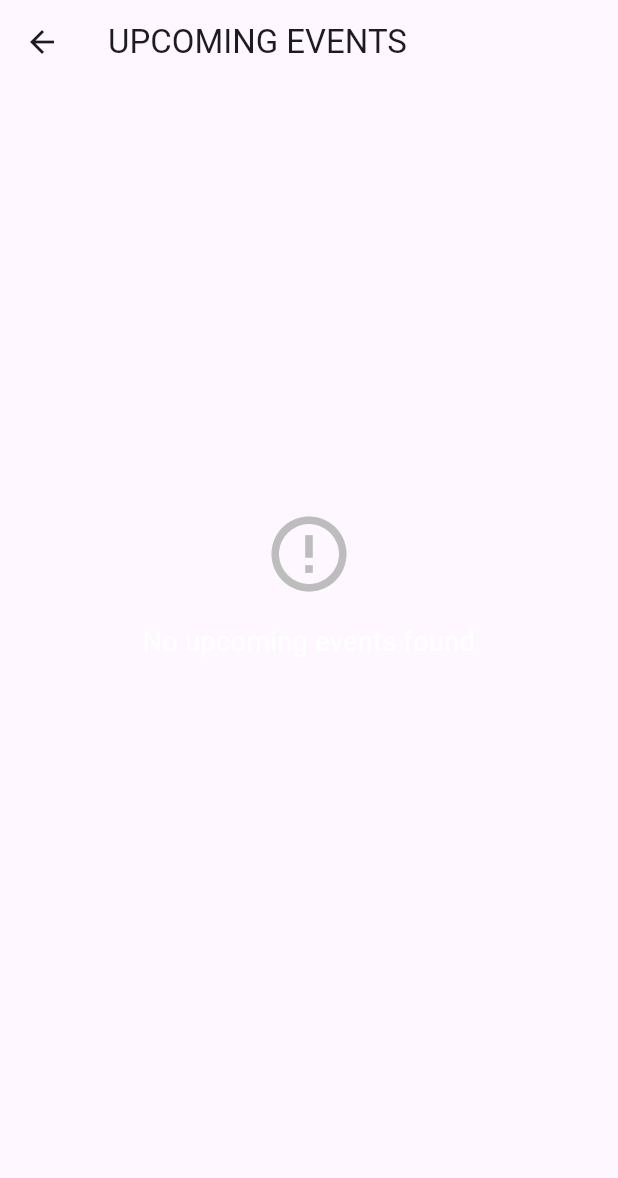
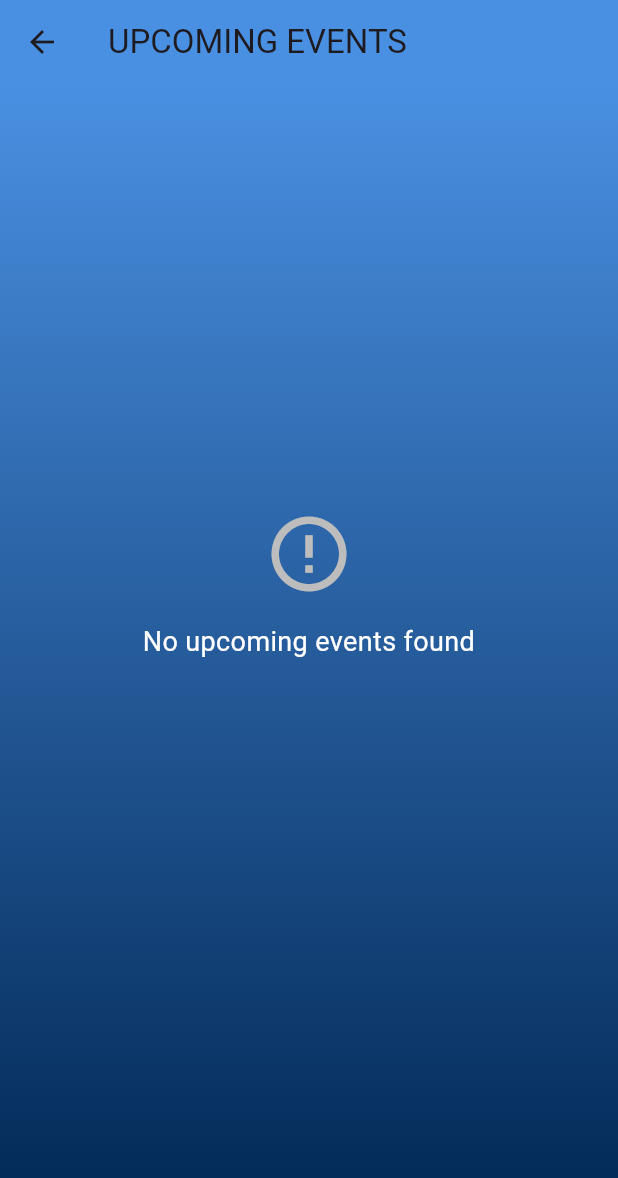
Before and after one commit to RohitSth/xploverse_flutter, a Flutter app: the EventsScreen screen opened directly, on a phone screen of 412 x 824 dp. Shown: the top 1178 px of the screen. Run offline on Flutter 3.47's test engine with Material 3 defaults, Android fonts, the phone set to English and light mode, and no system bars; our stand-ins replace cloud_firestore, firebase_auth, firebase_core, firebase_storage, flutter_compass, flutter_dotenv and 12 more; accounts and stored records are empty; generated files the repository leaves out were written again; network calls fail.

Commit message:
update :: updated the gradients and the colors of search bar in maps page

```diff
--- a/lib/features/event/presentation/view/event_screen.dart
+++ b/lib/features/event/presentation/view/event_screen.dart
@@ -13,10 +13,33 @@ class EventsScreen extends ConsumerWidget {
 
     return Scaffold(
       appBar: AppBar(
+        backgroundColor: isDarkMode
+            ? const Color.fromARGB(255, 0, 0, 0)
+            : const Color(0xFF4A90E2),
         title: const Text('UPCOMING EVENTS'),
         elevation: 0,
       ),
-      body: Column(
+      body: Stack(
+        children: [
+          // Background Gradient
+          Container(
+            decoration: BoxDecoration(
+              gradient: LinearGradient(
+                colors: isDarkMode
+                    ? [
+                        const Color.fromARGB(255, 0, 0, 0),
+                        const Color.fromARGB(255, 0, 38, 82),
+                      ]
+                    : [
+                        const Color(0xFF4A90E2),
+                        const Color.fromARGB(255, 0, 38, 82),
+                      ],
+                begin: Alignment.topCenter,
+                end: Alignment.bottomCenter,
+              ),
+            ),
+          ),
+          Column(
             children: [
               Expanded(
                 child: StreamBuilder<QuerySnapshot>(
@@ -42,7 +65,8 @@ class EventsScreen extends ConsumerWidget {
 
                     return GridView.builder(
                       padding: const EdgeInsets.all(8.0),
-                  gridDelegate: const SliverGridDelegateWithFixedCrossAxisCount(
+                      gridDelegate:
+                          const SliverGridDelegateWithFixedCrossAxisCount(
                         crossAxisCount: 2, // Two events per row
                         crossAxisSpacing: 8.0, // Space between columns
                         mainAxisSpacing: 8.0, // Space between rows
@@ -50,8 +74,8 @@ class EventsScreen extends ConsumerWidget {
                       ),
                       itemCount: filteredEvents.length,
                       itemBuilder: (context, index) {
-                    final eventData =
-                        filteredEvents[index].data() as Map<String, dynamic>;
+                        final eventData = filteredEvents[index].data()
+                            as Map<String, dynamic>;
                         final eventId = filteredEvents[index].id;
 
                         return _buildEventCard(
@@ -61,7 +85,9 @@ class EventsScreen extends ConsumerWidget {
                   },
                 ),
               ),
-          SizedBox(height: 100), // Add a 100px gap here
+              const SizedBox(height: 100), // Add a 100px gap here
+            ],
+          ),
         ],
       ),
     );
--- a/lib/features/event/presentation/view/tickets_view/events_dashboard.dart
+++ b/lib/features/event/presentation/view/tickets_view/events_dashboard.dart
@@ -21,7 +21,7 @@ class ProfileDashboard extends StatelessWidget {
       appBar: AppBar(
         backgroundColor: isDarkMode
             ? const Color.fromARGB(255, 0, 0, 0)
-            : const Color(0xFF4A90E2), // Keep app bar color
+            : const Color(0xFF4A90E2),
         title: const Text(
           'My Bookings',
           style: TextStyle(fontWeight: FontWeight.bold),
--- a/lib/features/home/presentation/view/bottom_view/profile_screen.dart
+++ b/lib/features/home/presentation/view/bottom_view/profile_screen.dart
@@ -177,7 +177,7 @@ class _ProfileScreenState extends State<ProfileScreen> {
   Widget build(BuildContext context) {
     final isDarkMode = Theme.of(context).brightness == Brightness.dark;
     final backgroundColor = isDarkMode ? Colors.black : Colors.grey[50];
-    final cardColor = isDarkMode ? Colors.grey[850] : Colors.white;
+    final cardColor = isDarkMode ? Colors.grey[900] : Colors.white;
     final textColor = isDarkMode ? Colors.white : Colors.black;
 
     return Scaffold(
--- a/lib/features/home/presentation/view/home_screen.dart
+++ b/lib/features/home/presentation/view/home_screen.dart
@@ -207,9 +207,7 @@ class _HomeScreenState extends ConsumerState<HomeScreen> {
                                         listOfIcons[index],
                                         size: iconSize,
                                         color: index == _currentIndex
-                                            ? (_isDarkMode
-                                                ? Colors.white
-                                                : Colors.black)
+                                            ? Colors.white
                                             : const Color.fromARGB(
                                                 255, 10, 123, 158),
                                       ),
--- a/lib/features/map/presentation/view/map_screen.dart
+++ b/lib/features/map/presentation/view/map_screen.dart
@@ -426,7 +426,9 @@ class _MapPageState extends ConsumerState<MapPage> {
               child: Container(
                 padding: const EdgeInsets.symmetric(horizontal: 16),
                 decoration: BoxDecoration(
-                  color: isDarkMode ? Colors.black : Colors.white,
+                  color: isDarkMode
+                      ? Colors.black
+                      : const Color.fromARGB(104, 74, 145, 226),
                   borderRadius: BorderRadius.circular(30),
                   boxShadow: [
                     BoxShadow(
```
Lines whose indentation alone changed are shown as unchanged.
